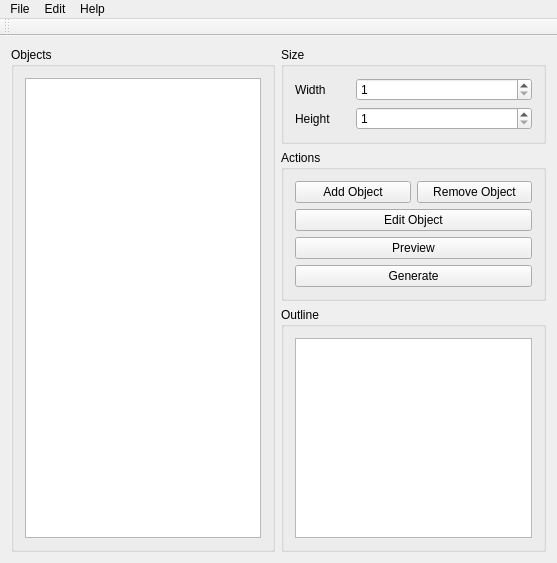
The window that SimpleCalendarCreator/src/window/SimpleCalendarCreator.ui (kelvinchin12070811/SimpleCalendarCreator) describes before a commit, drawn with Qt 5.
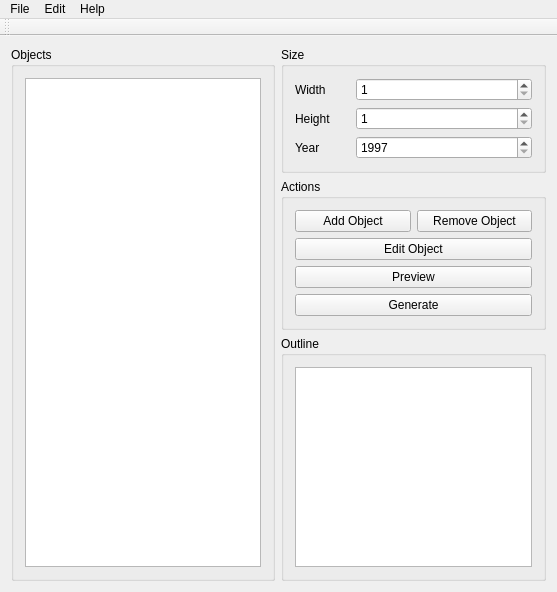
The same window after the commit.

Commit message: Added year option to action panel

What changed in the file:
```diff
--- a/SimpleCalendarCreator/src/window/SimpleCalendarCreator.ui
+++ b/SimpleCalendarCreator/src/window/SimpleCalendarCreator.ui
@@ -7,7 +7,7 @@
     <x>0</x>
     <y>0</y>
     <width>557</width>
-    <height>557</height>
+    <height>566</height>
    </rect>
   </property>
   <property name="windowTitle">
@@ -108,6 +108,39 @@
            </item>
           </layout>
          </item>
+         <item>
+          <layout class="QHBoxLayout" name="horizontalLayout_4">
+           <item>
+            <widget class="QLabel" name="labYear">
+             <property name="minimumSize">
+              <size>
+               <width>55</width>
+               <height>0</height>
+              </size>
+             </property>
+             <property name="maximumSize">
+              <size>
+               <width>55</width>
+               <height>16777215</height>
+              </size>
+             </property>
+             <property name="text">
+              <string>Year</string>
+             </property>
+            </widget>
+           </item>
+           <item>
+            <widget class="QSpinBox" name="spnYear">
+             <property name="minimum">
+              <number>1997</number>
+             </property>
+             <property name="maximum">
+              <number>9999</number>
+             </property>
+            </widget>
+           </item>
+          </layout>
+         </item>
         </layout>
        </widget>
       </item>
```
Left out of the diff: 4 changed lines with no effect on the pictures. The commit also changes 4 other files.
